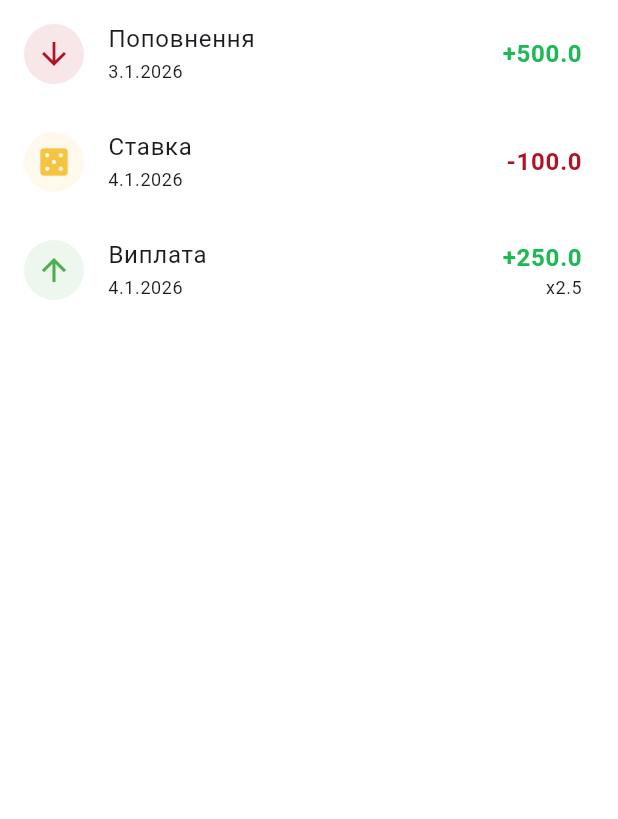
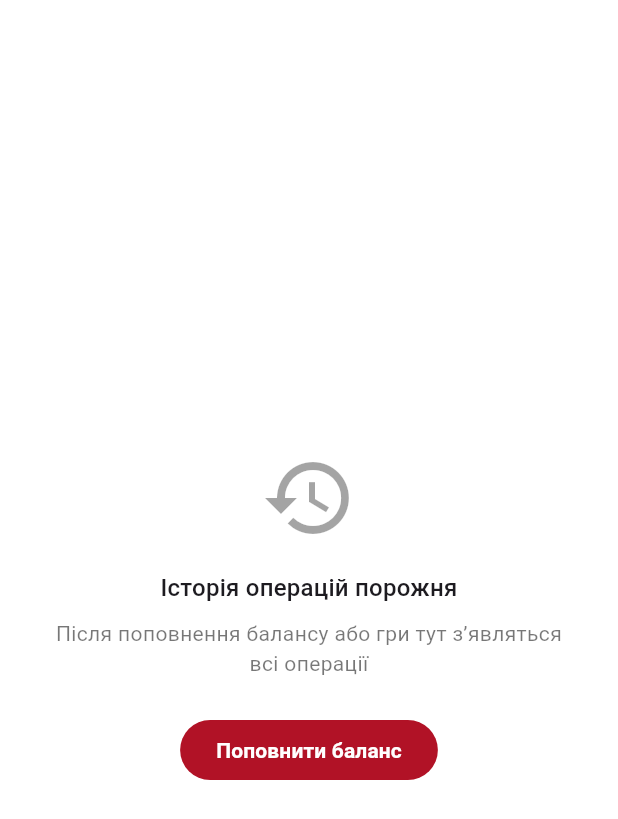
Before and after one commit to Vladus27/lucky-money-game, a Flutter app: the HistoryScreen widget shown alone on an empty page, opened directly, on a phone screen of 412 x 824 dp. Shown: the top 819 px of the screen. Run offline on Flutter 3.47's test engine with Material 3 defaults, Android fonts, the phone set to English and light mode, and no system bars; our stand-ins replace animated_bottom_navigation_bar, flutter_riverpod, google_fonts.

Commit message:
implementation history empty state

```diff
--- a/lucky_money_app/lib/features/history/view/history_screen.dart
+++ b/lucky_money_app/lib/features/history/view/history_screen.dart
@@ -1,5 +1,6 @@
 import 'package:flutter/material.dart';
 import 'package:lucky_money_app/common/models/history_model.dart';
+import 'package:lucky_money_app/features/history/widgets/history_empty_state.dart';
 import 'package:lucky_money_app/features/history/widgets/history_tile.dart';
 
 class HistoryScreen extends StatelessWidget {
@@ -26,6 +27,14 @@ class HistoryScreen extends StatelessWidget {
       ),
     ];
 
+    if (history.isNotEmpty) {
+      return HistoryEmptyState(
+        onDepositPressed: () {
+          Navigator.pushNamed(context, '/wallet');
+        },
+      );
+    }
+
     return ListView.builder(
       itemCount: history.length,
       itemBuilder: (context, index) {
--- /dev/null
+++ b/lucky_money_app/lib/features/history/widgets/history_empty_state.dart
@@ -0,0 +1,47 @@
+import 'package:flutter/material.dart';
+
+class HistoryEmptyState extends StatelessWidget {
+  const HistoryEmptyState({super.key, required this.onDepositPressed});
+
+  final VoidCallback onDepositPressed;
+
+  @override
+  Widget build(BuildContext context) {
+    final theme = Theme.of(context);
+
+    return Center(
+      child: Padding(
+        padding: const EdgeInsets.all(32),
+        child: Column(
+          mainAxisSize: MainAxisSize.min,
+          children: [
+            Icon(
+              Icons.history,
+              size: 64,
+              color: theme.colorScheme.onSurface.withValues(alpha: 0.4),
+            ),
+            const SizedBox(height: 16),
+            Text(
+              'Історія операцій порожня',
+              style: theme.textTheme.titleMedium,
+              textAlign: TextAlign.center,
+            ),
+            const SizedBox(height: 8),
+            Text(
+              'Після поповнення балансу або гри тут зʼявляться всі операції',
+              style: theme.textTheme.bodyMedium?.copyWith(
+                color: theme.colorScheme.onSurface.withValues(alpha: 0.6),
+              ),
+              textAlign: TextAlign.center,
+            ),
+            const SizedBox(height: 24),
+            FilledButton(
+              onPressed: onDepositPressed,
+              child: const Text('Поповнити баланс'),
+            ),
+          ],
+        ),
+      ),
+    );
+  }
+}
```
